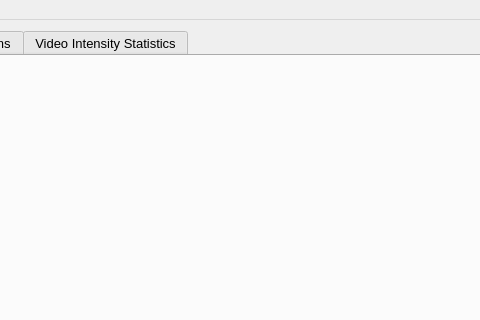
Qt form resources/designer_ui/crystalgrowthtrackermain.ui (jonathanHuwP/CrystalGrowthTracker) before a commit; both pictures show x 226 to 706 and y 0 to 320 of the 942 by 584 pixel window.
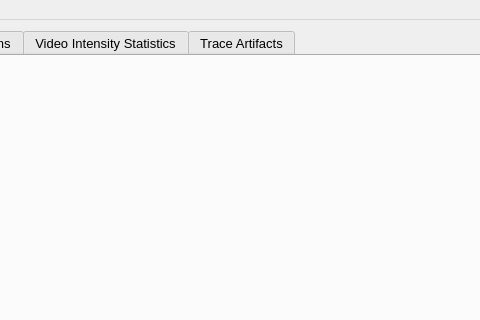
The same form after that commit. The open tabs and pages were chosen to show the change.

Commit message: markup widget added

What changed in the file:
```diff
--- a/resources/designer_ui/crystalgrowthtrackermain.ui
+++ b/resources/designer_ui/crystalgrowthtrackermain.ui
@@ -46,6 +46,11 @@
         <string>Video Intensity Statistics</string>
        </attribute>
       </widget>
+      <widget class="QWidget" name="_drawingTab">
+       <attribute name="title">
+        <string>Trace Artifacts</string>
+       </attribute>
+      </widget>
      </widget>
     </item>
    </layout>
```
Left out of the diff: 2 changed lines with no effect on the pictures. The commit also changes 4 other files.
